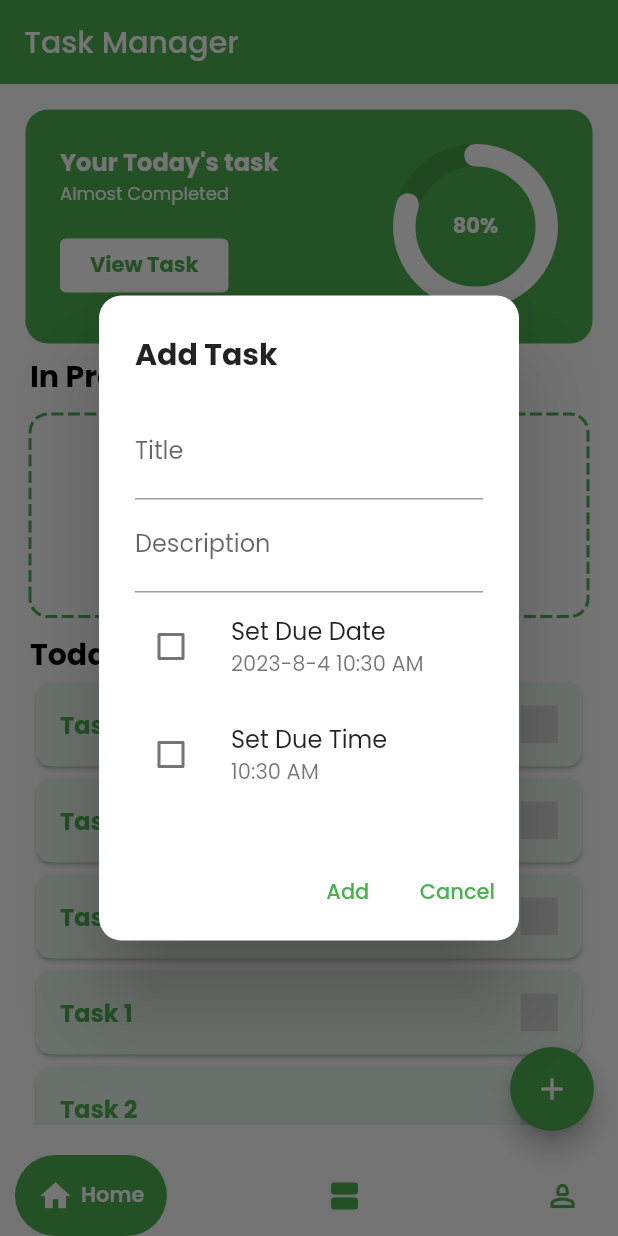
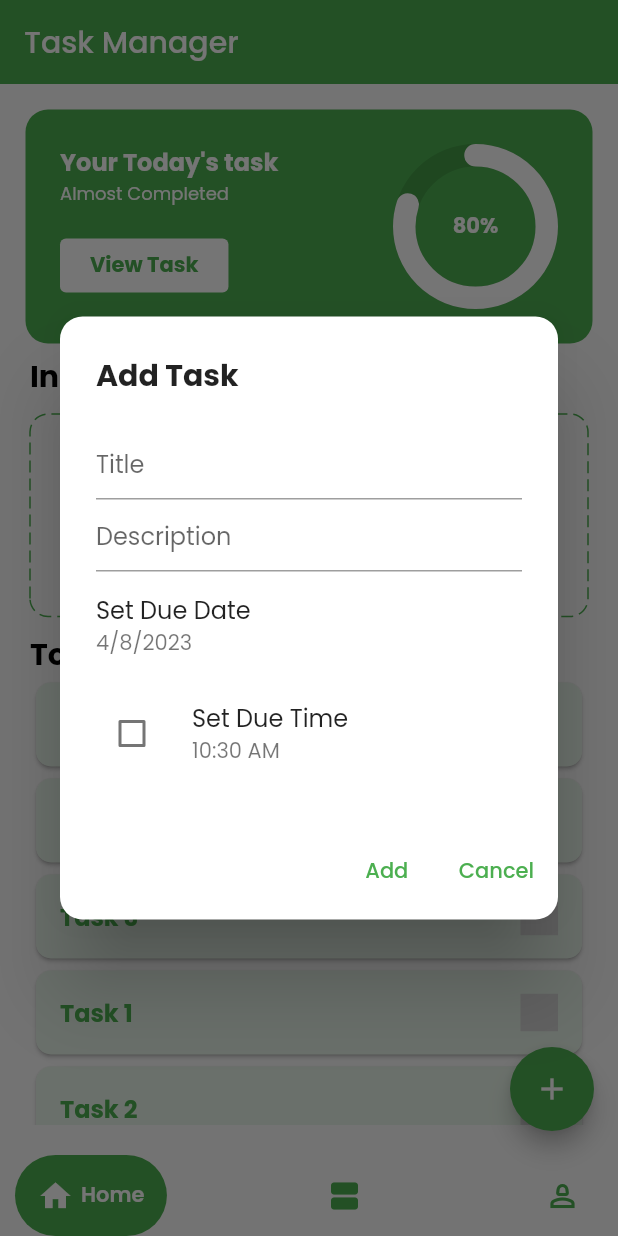
Before and after one commit to faysalewucse/task-manager-app, a Flutter app: the screen it shows after launch, after a tap on the "add" icon, on a phone screen of 412 x 824 dp. Run offline on Flutter 3.47's test engine with Material 2 defaults, Android fonts, the light colour scheme and no system bars; drawn by our look-alikes of dotted_border, google_nav_bar, percent_indicator; our stand-ins replace google_fonts; missing offline and left inert: msh_checkbox.

Commit message:
implement state of modal

```diff
--- a/lib/components/add_task_modal.dart
+++ b/lib/components/add_task_modal.dart
@@ -1,34 +1,27 @@
 import 'package:flutter/material.dart';
 
 class AddTaskDialog extends StatefulWidget {
-  final bool customDueDate;
   final bool customDueTime;
   final DateTime selectedDate;
   final TimeOfDay selectedTime;
-  final ValueChanged<bool> onCustomDueDateChanged;
   final ValueChanged<bool> onCustomDueTimeChanged;
-  final ValueChanged<DateTime> onDateChanged;
-  final ValueChanged<TimeOfDay> onTimeChanged;
 
   const AddTaskDialog({
-    required this.customDueDate,
+    super.key,
     required this.customDueTime,
     required this.selectedDate,
     required this.selectedTime,
-    required this.onCustomDueDateChanged,
     required this.onCustomDueTimeChanged,
-    required this.onDateChanged,
-    required this.onTimeChanged,
   });
 
   @override
-  _AddTaskDialogState createState() => _AddTaskDialogState();
+  AddTaskDialogState createState() => AddTaskDialogState();
 }
 
-class _AddTaskDialogState extends State<AddTaskDialog> {
-
-  bool _customDueDate = false;
+class AddTaskDialogState extends State<AddTaskDialog> {
   bool _customDueTime = false;
+  DateTime selectedDate = DateTime.now();
+  TimeOfDay selectedTime = TimeOfDay.now();
 
   TextEditingController title = TextEditingController();
   TextEditingController description = TextEditingController();
@@ -36,12 +29,15 @@ class _AddTaskDialogState extends State<AddTaskDialog> {
   @override
   void initState() {
     super.initState();
-    _customDueDate = widget.customDueDate;
     _customDueTime = widget.customDueTime;
+    selectedDate = widget.selectedDate;
+    selectedTime = widget.selectedTime;
   }
 
   @override
   Widget build(BuildContext context) {
+    double width = MediaQuery.of(context).size.width;
+
     return AlertDialog(
       shape: RoundedRectangleBorder(
         borderRadius: BorderRadius.circular(15.0),
@@ -50,47 +46,46 @@ class _AddTaskDialogState extends State<AddTaskDialog> {
         'Add Task',
         style: TextStyle(fontWeight: FontWeight.bold),
       ),
-      content: Column(
+      content: Container(
+        width: width,
+        child: Column(
           mainAxisSize: MainAxisSize.min,
           children: [
             TextFormField(
-            decoration: InputDecoration(labelText: 'Title'),
+              decoration: const InputDecoration(hintText: 'Title'),
               controller: title,
+              maxLines: null,
+              validator: (String? value) {
+                return (value == null) ? 'Title is blank' : null;
+              },
             ),
             TextFormField(
-            decoration: InputDecoration(labelText: 'Description'),
+              decoration: const InputDecoration(hintText: 'Description'),
               controller: description,
+              maxLines: null,
             ),
             ListTile(
               contentPadding: EdgeInsets.zero,
-            leading: Checkbox(
-              value: _customDueDate,
-              onChanged: (newValue) {
-                setState(() {
-                  _customDueDate = newValue!;
-                  widget.onCustomDueDateChanged(newValue);
-                });
-              },
-            ),
-            title: Text('Set Due Date'),
+              title: const Text('Set Due Date'),
               subtitle: Text(
-              '${widget.selectedDate.year}-${widget.selectedDate.month}-${widget.selectedDate.day} ${widget.selectedTime.format(context)}',
+                '${selectedDate.day}/${selectedDate.month}/${selectedDate.year}',
               ),
               onTap: () async {
                 final newDate = await showDatePicker(
                   context: context,
-                initialDate: widget.selectedDate,
+                  initialDate: selectedDate,
                   firstDate: DateTime.now(),
                   lastDate: DateTime(2101),
                 );
                 if (newDate != null) {
-                widget.onDateChanged(newDate);
+                  setState(() {
+                    selectedDate = newDate;
+                  });
                 }
               },
             ),
             ListTile(
               contentPadding: EdgeInsets.zero,
-
               leading: Checkbox(
                 value: _customDueTime,
                 onChanged: (newValue) {
@@ -101,23 +96,26 @@ class _AddTaskDialogState extends State<AddTaskDialog> {
                 },
               ),
               title: const Text('Set Due Time'),
-            subtitle: Text(widget.selectedTime.format(context)),
+              subtitle: Text(selectedTime.format(context)),
               onTap: () async {
                 final newTime = await showTimePicker(
                   context: context,
-                initialTime: widget.selectedTime,
+                  initialTime: selectedTime,
                 );
                 if (newTime != null) {
-                widget.onTimeChanged(newTime);
+                  setState(() {
+                    selectedTime = newTime;
+                  });
                 }
               },
             ),
           ],
         ),
+      ),
       actions: [
         TextButton(
           onPressed: () {
-            print(title.text + "**" + description.text);
+            print("${title.text}**${description.text}");
           },
           child: const Text('Add'),
         ),
--- a/lib/pages/home_page.dart
+++ b/lib/pages/home_page.dart
@@ -14,10 +14,9 @@ class HomePage extends StatefulWidget {
 }
 
 class _HomePageState extends State<HomePage> {
-  bool _customDueDate = false;
   bool _customDueTime = false;
-  DateTime _selectedDate = DateTime.now();
-  TimeOfDay _selectedTime = TimeOfDay.now();
+  final DateTime _selectedDate = DateTime.now();
+  final TimeOfDay _selectedTime = TimeOfDay.now();
 
   List<Task> dummyTasks = [
     Task(
@@ -135,8 +134,8 @@ class _HomePageState extends State<HomePage> {
                 child: DottedBorder(
                   color: Theme.of(context).primaryColor,
                   borderType: BorderType.RRect,
-                  strokeWidth: 2,
-                  dashPattern: const [8, 3],
+                  strokeWidth: 1,
+                  dashPattern: const [8, 4],
                   radius: const Radius.circular(12),
                   padding: const EdgeInsets.all(20),
                   child: ClipRRect(
@@ -241,30 +240,14 @@ class _HomePageState extends State<HomePage> {
       context: context,
       builder: (BuildContext context) {
         return AddTaskDialog(
-          customDueDate: _customDueDate,
           customDueTime: _customDueTime,
           selectedDate: _selectedDate,
           selectedTime: _selectedTime,
-          onCustomDueDateChanged: (newValue) {
-            setState(() {
-              _customDueDate = newValue;
-            });
-          },
           onCustomDueTimeChanged: (newValue) {
             setState(() {
               _customDueTime = newValue;
             });
-          },
-          onDateChanged: (newDate) {
-            setState(() {
-              _selectedDate = newDate;
-            });
-          },
-          onTimeChanged: (newTime) {
-            setState(() {
-              _selectedTime = newTime;
-            });
-          },
+          }
         );
       },
     );
```
Lines whose indentation alone changed are shown as unchanged.
